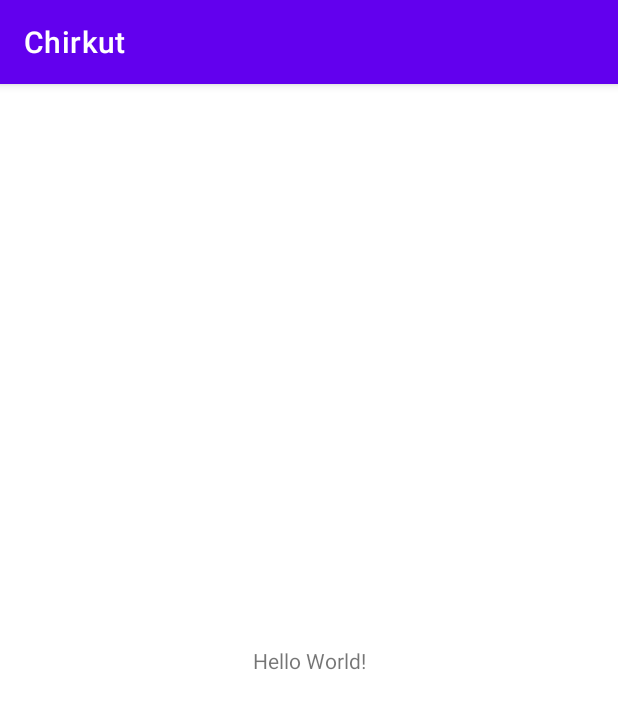
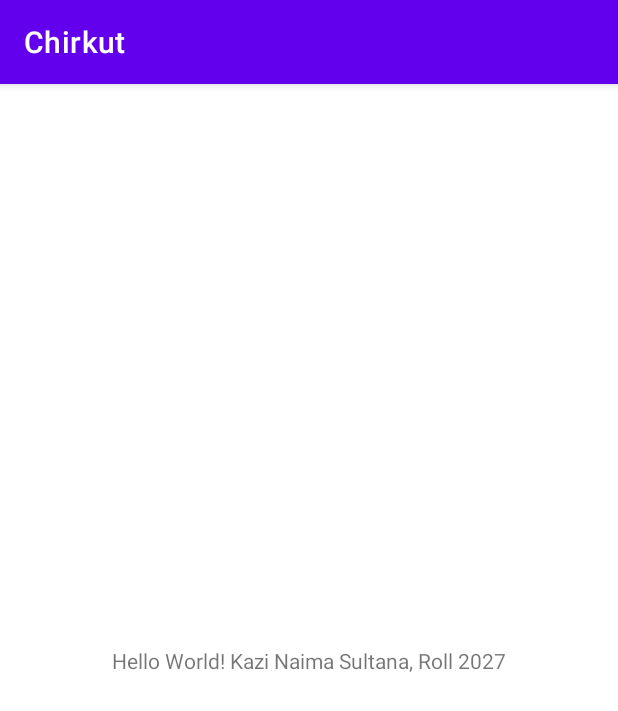
Before and after one commit to Premium-Techs/Chirkut, an Android app: the screen it shows after launch (MainActivity), on a phone screen of 412 x 824 dp. Shown: the top 711 px of the screen. Run offline under Robolectric (Android 15) with nearby library versions, the phone set to English and light mode, and no system bars.

Commit message:
Committed by Naima

```diff
--- a/app/src/main/res/layout/activity_main.xml
+++ b/app/src/main/res/layout/activity_main.xml
@@ -9,7 +9,7 @@
     <TextView
         android:layout_width="wrap_content"
         android:layout_height="wrap_content"
-        android:text="Hello World!"
+        android:text="Hello World! Kazi Naima Sultana, Roll 2027"
         app:layout_constraintBottom_toBottomOf="parent"
         app:layout_constraintLeft_toLeftOf="parent"
         app:layout_constraintRight_toRightOf="parent"
```
